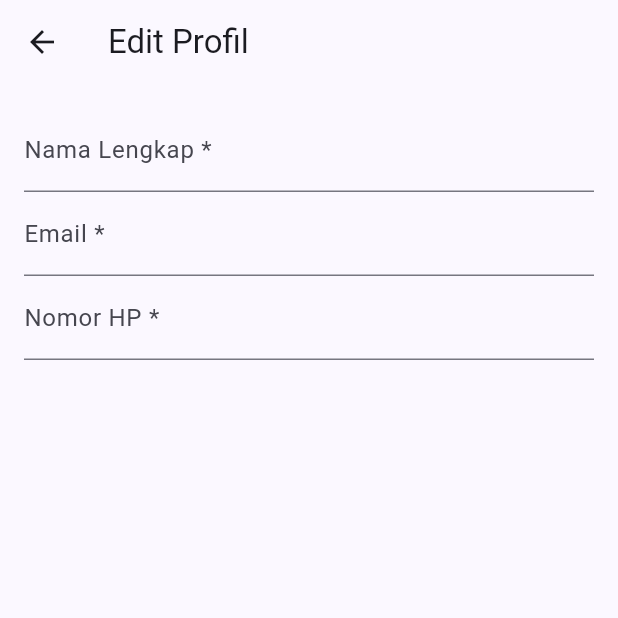
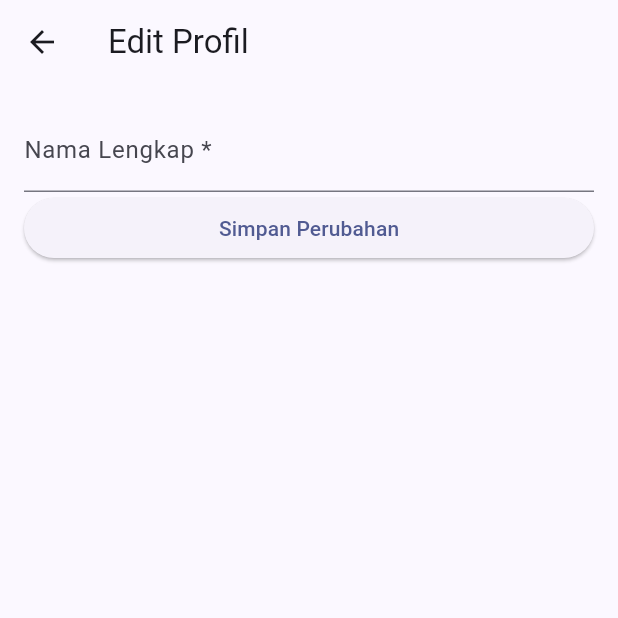
Before and after one commit to Alfin-NN/tumbal-proyek, a Flutter app: the EditProfilePage screen opened directly with empty values, on a phone screen of 412 x 824 dp, the top half of it. Run offline on Flutter 3.47's test engine with Material 3 defaults, Android fonts, the phone set to English and light mode, and no system bars.

Commit message:
feat(soal2-screens): implementasi tombol Simpan dan pop navigation callback

```diff
--- a/soal2_profil_app/lib/screens/edit_profile_page.dart
+++ b/soal2_profil_app/lib/screens/edit_profile_page.dart
@@ -1,7 +1,7 @@
 import 'package:flutter/material.dart';
 import '../models/profile.dart';
 
-// Halaman formulir edit dengan validasi input
+// Form edit profil dengan aksi simpan data
 class EditProfilePage extends StatefulWidget {
   final Profile currentProfile;
 
@@ -14,55 +14,48 @@ class EditProfilePage extends StatefulWidget {
 class _EditProfilePageState extends State<EditProfilePage> {
   final _formKey = GlobalKey<FormState>();
   late TextEditingController _namaController;
+  late TextEditingController _bioController;
   late TextEditingController _emailController;
   late TextEditingController _hpController;
+  late TextEditingController _kelasController;
+  late TextEditingController _prodiController;
 
   @override
   void initState() {
     super.initState();
     _namaController = TextEditingController(text: widget.currentProfile.nama);
+    _bioController = TextEditingController(text: widget.currentProfile.bio);
     _emailController = TextEditingController(text: widget.currentProfile.email);
     _hpController = TextEditingController(text: widget.currentProfile.hp);
+    _kelasController = TextEditingController(text: widget.currentProfile.kelas);
+    _prodiController = TextEditingController(text: widget.currentProfile.prodi);
+  }
+
+  void _simpanData() {
+    if (!_formKey.currentState!.validate()) return;
+    final updated = widget.currentProfile.copyWith(
+      nama: _namaController.text.trim(),
+      bio: _bioController.text.trim(),
+      email: _emailController.text.trim(),
+      hp: _hpController.text.trim(),
+      kelas: _kelasController.text.trim(),
+      prodi: _prodiController.text.trim(),
+    );
+    Navigator.pop(context, updated);
   }
 
   @override
   Widget build(BuildContext context) {
     return Scaffold(
       appBar: AppBar(title: const Text('Edit Profil')),
-      body: Padding(
-        padding: const EdgeInsets.all(16.0),
-        child: Form(
-          key: _formKey,
-          child: Column(
-            children: [
-              TextFormField(
-                controller: _namaController,
-                decoration: const InputDecoration(labelText: 'Nama Lengkap *'),
-                validator: (v) => v!.trim().isEmpty ? 'Nama wajib diisi' : null,
-              ),
-              TextFormField(
-                controller: _emailController,
-                decoration: const InputDecoration(labelText: 'Email *'),
-                validator: (v) {
-                  if (v == null || v.trim().isEmpty) return 'Email wajib diisi';
-                  if (!RegExp(r'^[\w-\.]+@([\w-]+\.)+[\w-]{2,4}$').hasMatch(v.trim())) {
-                    return 'Format email tidak valid';
-                  }
-                  return null;
-                },
-              ),
-              TextFormField(
-                controller: _hpController,
-                decoration: const InputDecoration(labelText: 'Nomor HP *'),
-                validator: (v) {
-                  if (v == null || v.trim().isEmpty) return 'Nomor HP wajib diisi';
-                  if (!RegExp(r'^[0-9]+$').hasMatch(v.trim())) return 'Hanya boleh angka';
-                  if (v.trim().length < 10 || v.trim().length > 13) return 'Harus 10-13 digit';
-                  return null;
-                },
-              ),
-            ],
-          ),
+      body: Form(
+        key: _formKey,
+        child: ListView(
+          padding: const EdgeInsets.all(16.0),
+          children: [
+            TextFormField(controller: _namaController, decoration: const InputDecoration(labelText: 'Nama Lengkap *')),
+            ElevatedButton(onPressed: _simpanData, child: const Text('Simpan Perubahan')),
+          ],
         ),
       ),
     );
```
